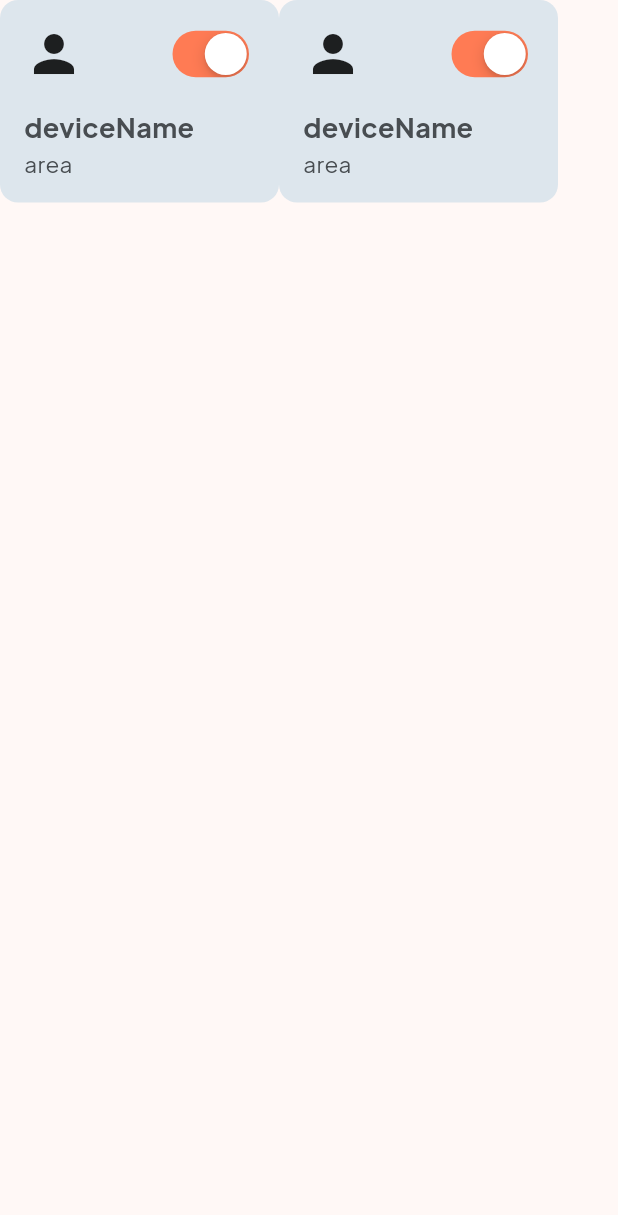
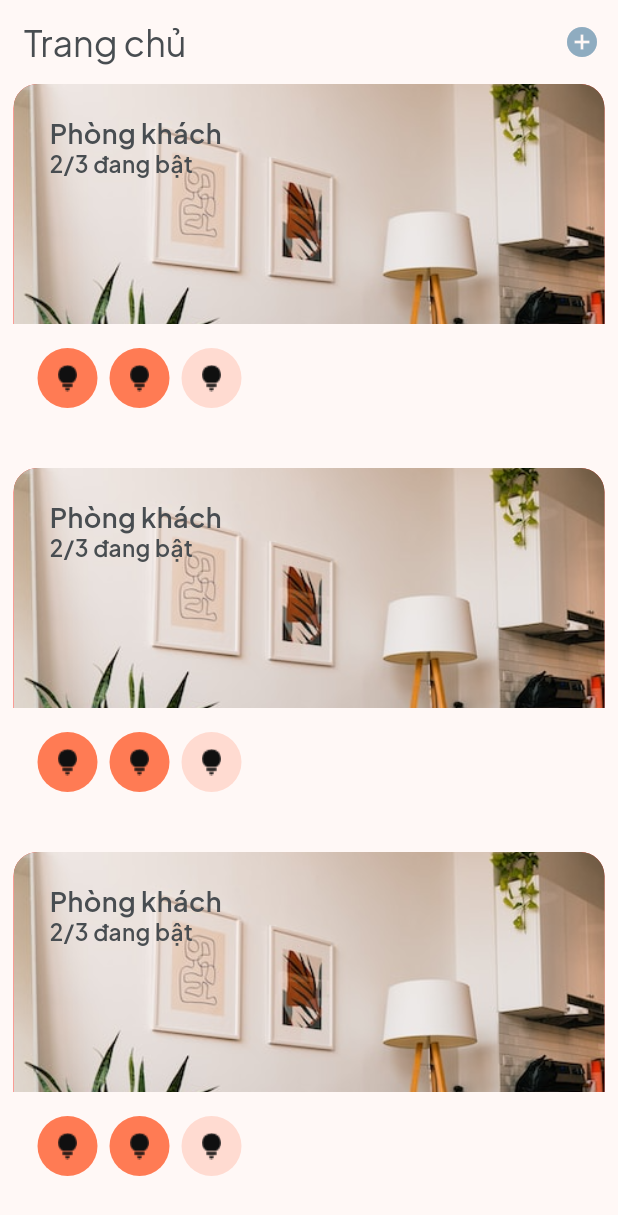
Before and after one commit to doanvanquoc/iot_app, a Flutter app: the screen it shows after launch, on a phone screen of 412 x 824 dp. Shown: the top 1215 px of the screen. Run offline on Flutter 3.47's test engine with Material 2 defaults, Android fonts, the phone set to English and light mode, and no system bars; our stand-ins replace google_fonts, lottie.

Commit message:
hoàn thành giao diện phòng khách

```diff
--- a/lib/common/apps/app_color.dart
+++ b/lib/common/apps/app_color.dart
@@ -1,4 +1,5 @@
 import 'package:flutter/material.dart';
+
 // Chú ý xem màu trong design figma để dùng cho chuẩn
 class AppColor {
   static const primaryColor = Color(0xffFF7B54); //màu chủ đạo
--- a/lib/common/apps/app_style.dart
+++ b/lib/common/apps/app_style.dart
@@ -7,12 +7,14 @@ class AppStyle {
   ); // Style text appbar
 
   static const onImagePrimaryText = TextStyle(
-    color: Color(0xffF7FBFC),
-    fontSize: 14,
+    color: Color(0xff484D51),
+    fontSize: 18,
+    fontWeight: FontWeight.w600,
   ); // Style text cho text nằm trên ảnh, dòng 1
   static const onImageSecondaryText = TextStyle(
-    color: Color(0xffF7FBFC),
-    fontSize: 12,
+    color: Color(0xff484D51),
+    fontSize: 15,
+    fontWeight: FontWeight.w600,
   ); // Style text cho text nằm trên ảnh, dòng 2
 
   static const onCardPrimaryText = TextStyle(
--- a/lib/main.dart
+++ b/lib/main.dart
@@ -1,7 +1,7 @@
 import 'package:flutter/material.dart';
 import 'package:google_fonts/google_fonts.dart';
+import 'package:iot_app/views/home/home_screen.dart';
 
-import 'myhomepage.dart';
 
 void main() {
   runApp(const MyApp());
@@ -13,6 +13,7 @@ class MyApp extends StatelessWidget {
   @override
   Widget build(BuildContext context) {
     return MaterialApp(
+      debugShowCheckedModeBanner: false,
       title: 'IoT App',
       theme: ThemeData(
         primarySwatch: Colors.orange,
@@ -20,7 +21,7 @@ class MyApp extends StatelessWidget {
         useMaterial3: true,
         fontFamily: GoogleFonts.plusJakartaSans().fontFamily,
       ),
-      home: const MyHomePage(),
+      home: const HomeScreen(),
     );
   }
 }
--- a/lib/myhomepage.dart
+++ /dev/null
@@ -1,25 +0,0 @@
-import 'package:flutter/material.dart';
-import 'package:iot_app/common/widgets/my_card.dart';
-
-class MyHomePage extends StatelessWidget {
-  const MyHomePage({super.key});
-  @override
-  Widget build(BuildContext context) {
-    return Scaffold(
-      body: Row(mainAxisSize: MainAxisSize.min, children: [
-        MyCard(
-            deviceName: 'deviceName',
-            area: 'area',
-            icon: Icons.person,
-            onChanged: (value) {},
-            value: true),
-        MyCard(
-            deviceName: 'deviceName',
-            area: 'area',
-            icon: Icons.person,
-            onChanged: (value) {},
-            value: true),
-      ]),
-    );
-  }
-}
--- /dev/null
+++ b/lib/views/home/home_screen.dart
@@ -0,0 +1,97 @@
+import 'package:flutter/material.dart';
+import 'package:iot_app/common/apps/app_color.dart';
+import 'package:iot_app/common/apps/app_style.dart';
+import 'package:iot_app/views/home/widgets/add_area.dart';
+import 'package:iot_app/views/home/widgets/add_bg.dart';
+import 'package:iot_app/views/home/widgets/complete_add.dart';
+import 'package:iot_app/views/home/widgets/room_item.dart';
+
+class HomeScreen extends StatefulWidget {
+  const HomeScreen({super.key});
+
+  @override
+  State<HomeScreen> createState() => _HomeScreenState();
+}
+
+class _HomeScreenState extends State<HomeScreen> {
+  int currentIndex = 0;
+  List<Widget> lstShowModal = [];
+
+  void onNext() {
+    setState(() {
+      currentIndex++;
+    });
+    Navigator.pop(context);
+    showModalBottomSheetAction();
+  }
+
+  void onBack() {
+    setState(() {
+      currentIndex--;
+    });
+    Navigator.pop(context);
+    showModalBottomSheetAction();
+  }
+
+  void onDone() {
+    currentIndex = 0;
+    Navigator.pop(context);
+  }
+
+  void showModalBottomSheetAction() {
+    showModalBottomSheet(
+      isScrollControlled: true,
+      context: context,
+      builder: (context) => Padding(
+        padding:
+            EdgeInsets.only(bottom: MediaQuery.of(context).viewInsets.bottom),
+        child: Container(
+          padding: const EdgeInsets.all(16),
+          decoration: const BoxDecoration(
+            color: AppColor.backgroundColor,
+            borderRadius: BorderRadius.only(
+              topLeft: Radius.circular(20),
+              topRight: Radius.circular(20),
+            ),
+          ),
+          child: lstShowModal[currentIndex],
+        ),
+      ),
+    );
+  }
+
+  @override
+  void initState() {
+    lstShowModal = [
+      AddArea(onNext: onNext),
+      AddBackground(onNext: onNext, onBack: onBack),
+      CompleteAdd(onDone: onDone)
+    ];
+    super.initState();
+  }
+
+  @override
+  Widget build(BuildContext context) {
+    return Scaffold(
+      resizeToAvoidBottomInset: true,
+      appBar: AppBar(
+        title: const Text('Trang chủ', style: AppStyle.appBarText),
+        actions: [
+          IconButton(
+            onPressed: showModalBottomSheetAction,
+            icon: const Icon(
+              Icons.add_circle,
+              color: AppColor.secondaryColor,
+            ),
+          ),
+        ],
+      ),
+      body: ListView.builder(
+          padding: const EdgeInsets.symmetric(horizontal: 9),
+          itemCount: 3,
+          itemBuilder: (_, index) {
+            return const RoomItem();
+          }),
+    );
+  }
+}
--- /dev/null
+++ b/lib/views/home/widgets/room_item.dart
@@ -0,0 +1,78 @@
+import 'package:flutter/material.dart';
+import 'package:iot_app/common/apps/app_color.dart';
+import 'package:iot_app/common/apps/app_style.dart';
+
+class RoomItem extends StatelessWidget {
+  const RoomItem({super.key});
+  @override
+  Widget build(BuildContext context) {
+    return Column(
+      crossAxisAlignment: CrossAxisAlignment.start,
+      children: [
+        Stack(
+          children: [
+            Container(
+              decoration: const BoxDecoration(
+                borderRadius: BorderRadius.only(
+                  topLeft: Radius.circular(16),
+                  topRight: Radius.circular(16),
+                ),
+                image: DecorationImage(
+                  image: AssetImage('assets/images/image.png'),
+                  fit: BoxFit.cover,
+                ),
+                color: Colors.red,
+              ),
+              height: 160,
+            ),
+            const Positioned(
+              top: 20,
+              left: 24,
+              child: Text('Phòng khách', style: AppStyle.onImagePrimaryText),
+            ),
+            const Positioned(
+              top: 42,
+              left: 24,
+              child: Text('2/3 đang bật', style: AppStyle.onImageSecondaryText),
+            ),
+          ],
+        ),
+        Padding(
+          padding: const EdgeInsets.all(16),
+          child: Row(
+            mainAxisAlignment: MainAxisAlignment.spaceEvenly,
+            mainAxisSize: MainAxisSize.min,
+            children: [
+              CircleAvatar(
+                backgroundColor: AppColor.primaryColor,
+                child: Image.asset(
+                  'assets/images/led.png',
+                  width: 30,
+                  height: 30,
+                ),
+              ),
+              const SizedBox(width: 8),
+              CircleAvatar(
+                backgroundColor: AppColor.primaryColor,
+                child: Image.asset(
+                  'assets/images/led.png',
+                  width: 30,
+                  height: 30,
+                ),
+              ),
+              const SizedBox(width: 8),
+              CircleAvatar(
+                child: Image.asset(
+                  'assets/images/led.png',
+                  width: 30,
+                  height: 30,
+                ),
+              )
+            ],
+          ),
+        ),
+        const SizedBox(height: 24),
+      ],
+    );
+  }
+}
```
Also changed, not shown: lib/common/widgets/my_button.dart (+11 -3 lines), lib/views/home/widgets/add_area.dart (added, +49 -0 lines), lib/views/home/widgets/add_bg.dart (added, +78 -0 lines), lib/views/home/widgets/complete_add.dart (added, +43 -0 lines), assets/images/bg1.png (added), assets/images/bg2.png (added), assets/images/bg3.png (added), assets/images/bg4.png (added), assets/images/bg5.png (added), assets/images/bg6.png (added), assets/images/image.png (added), assets/images/led.png (added), assets/images/living_room.jpg (added).
